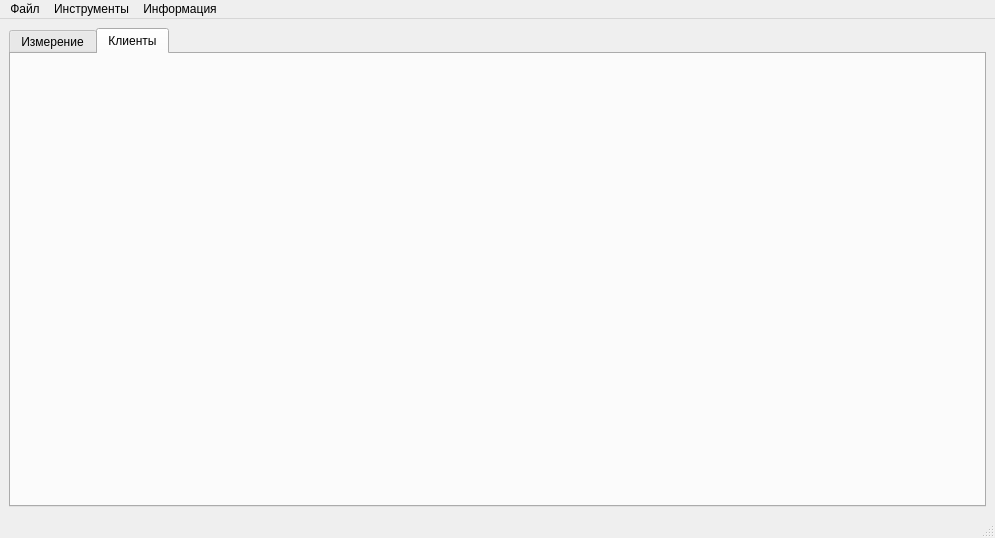
derElektrobesen/spectro_viewer, file ui_forms/main_form.ui: the form before one commit.
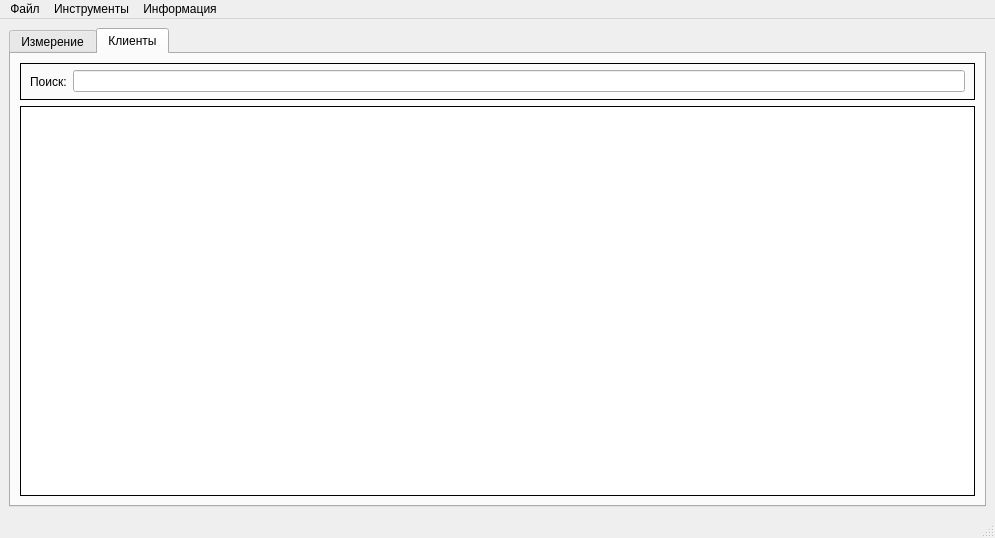
The form after the commit. The open tabs and pages were chosen to show the change. Custom widgets are drawn as their Qt base class.

Diff of the .ui file:
```diff
--- a/ui_forms/main_form.ui
+++ b/ui_forms/main_form.ui
@@ -147,7 +147,58 @@
        <attribute name="title">
         <string>Клиенты</string>
        </attribute>
-       <layout class="QVBoxLayout" name="verticalLayout"/>
+       <layout class="QVBoxLayout" name="verticalLayout">
+        <item>
+         <widget class="QFrame" name="frame_3">
+          <property name="minimumSize">
+           <size>
+            <width>0</width>
+            <height>37</height>
+           </size>
+          </property>
+          <property name="maximumSize">
+           <size>
+            <width>16777215</width>
+            <height>37</height>
+           </size>
+          </property>
+          <property name="frameShape">
+           <enum>QFrame::Box</enum>
+          </property>
+          <property name="frameShadow">
+           <enum>QFrame::Plain</enum>
+          </property>
+          <layout class="QHBoxLayout" name="horizontalLayout_3">
+           <property name="topMargin">
+            <number>4</number>
+           </property>
+           <property name="bottomMargin">
+            <number>4</number>
+           </property>
+           <item>
+            <widget class="QLabel" name="label_2">
+             <property name="text">
+              <string>Поиск:</string>
+             </property>
+            </widget>
+           </item>
+           <item>
+            <widget class="QLineEdit" name="lineEdit"/>
+           </item>
+          </layout>
+         </widget>
+        </item>
+        <item>
+         <widget class="QTableWidget" name="tableWidget">
+          <property name="frameShape">
+           <enum>QFrame::Box</enum>
+          </property>
+          <property name="frameShadow">
+           <enum>QFrame::Plain</enum>
+          </property>
+         </widget>
+        </item>
+       </layout>
       </widget>
      </widget>
     </item>
```
Left out of the diff: 12 changed lines with no effect on the pictures.
